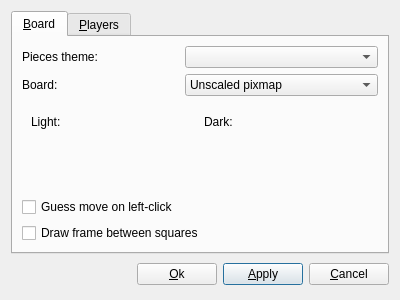
Qt form src/gui/preferences.ui (madnight/chessx) before a commit.
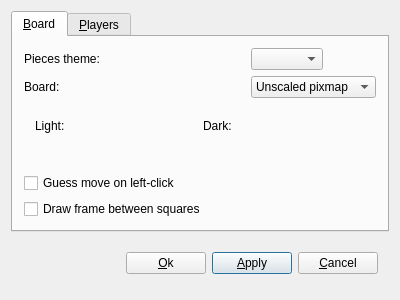
The same form after that commit. The open tabs and pages were chosen to show the change.

Commit message: Save preferences.ui in designer 4.2 rather than 4.3

Diff of the .ui file:
```diff
--- a/src/gui/preferences.ui
+++ b/src/gui/preferences.ui
@@ -16,6 +16,12 @@
    <bool>true</bool>
   </property>
   <layout class="QGridLayout" >
+   <property name="margin" >
+    <number>11</number>
+   </property>
+   <property name="spacing" >
+    <number>6</number>
+   </property>
    <item row="0" column="0" >
     <widget class="QTabWidget" name="tabWidget" >
      <property name="autoFillBackground" >
@@ -29,28 +35,18 @@
        <string>&amp;Board</string>
       </attribute>
       <layout class="QGridLayout" >
-       <property name="leftMargin" >
-        <number>9</number>
+       <property name="margin" >
+        <number>11</number>
        </property>
-       <property name="topMargin" >
-        <number>9</number>
-       </property>
-       <property name="rightMargin" >
-        <number>9</number>
-       </property>
-       <property name="bottomMargin" >
-        <number>9</number>
-       </property>
-       <property name="horizontalSpacing" >
-        <number>6</number>
-       </property>
-       <property name="verticalSpacing" >
+       <property name="spacing" >
         <number>6</number>
        </property>
        <item row="0" column="1" >
         <widget class="QComboBox" name="pieceThemeCombo" >
          <property name="sizePolicy" >
-          <sizepolicy vsizetype="Fixed" hsizetype="Expanding" >
+          <sizepolicy>
+           <hsizetype>0</hsizetype>
+           <vsizetype>0</vsizetype>
            <horstretch>0</horstretch>
            <verstretch>0</verstretch>
           </sizepolicy>
@@ -90,7 +86,9 @@
        <item row="1" column="1" >
         <widget class="QComboBox" name="boardTypeCombo" >
          <property name="sizePolicy" >
-          <sizepolicy vsizetype="Fixed" hsizetype="Expanding" >
+          <sizepolicy>
+           <hsizetype>0</hsizetype>
+           <vsizetype>0</vsizetype>
            <horstretch>0</horstretch>
            <verstretch>0</verstretch>
           </sizepolicy>
@@ -155,21 +153,12 @@
          </widget>
          <widget class="QWidget" name="plainBoardWidget" >
           <layout class="QHBoxLayout" >
+           <property name="margin" >
+            <number>11</number>
+           </property>
            <property name="spacing" >
             <number>6</number>
            </property>
-           <property name="leftMargin" >
-            <number>9</number>
-           </property>
-           <property name="topMargin" >
-            <number>9</number>
-           </property>
-           <property name="rightMargin" >
-            <number>9</number>
-           </property>
-           <property name="bottomMargin" >
-            <number>9</number>
-           </property>
            <item>
             <widget class="QLabel" name="textLabel2" >
              <property name="text" >
@@ -180,7 +169,9 @@
            <item>
             <widget class="QPushButton" name="boardLightButton" >
              <property name="sizePolicy" >
-              <sizepolicy vsizetype="Fixed" hsizetype="Expanding" >
+              <sizepolicy>
+               <hsizetype>0</hsizetype>
+               <vsizetype>0</vsizetype>
                <horstretch>1</horstretch>
                <verstretch>0</verstretch>
               </sizepolicy>
@@ -203,7 +194,9 @@
            <item>
             <widget class="QPushButton" name="boardDarkButton" >
              <property name="sizePolicy" >
-              <sizepolicy vsizetype="Fixed" hsizetype="Expanding" >
+              <sizepolicy>
+               <hsizetype>0</hsizetype>
+               <vsizetype>0</vsizetype>
                <horstretch>1</horstretch>
                <verstretch>0</verstretch>
               </sizepolicy>
@@ -327,6 +320,12 @@
    </item>
    <item row="1" column="0" >
     <layout class="QHBoxLayout" >
+     <property name="margin" >
+      <number>11</number>
+     </property>
+     <property name="spacing" >
+      <number>6</number>
+     </property>
      <item>
       <spacer>
        <property name="orientation" >
```
Left out of the diff: 58 changed lines with no effect on the pictures.
